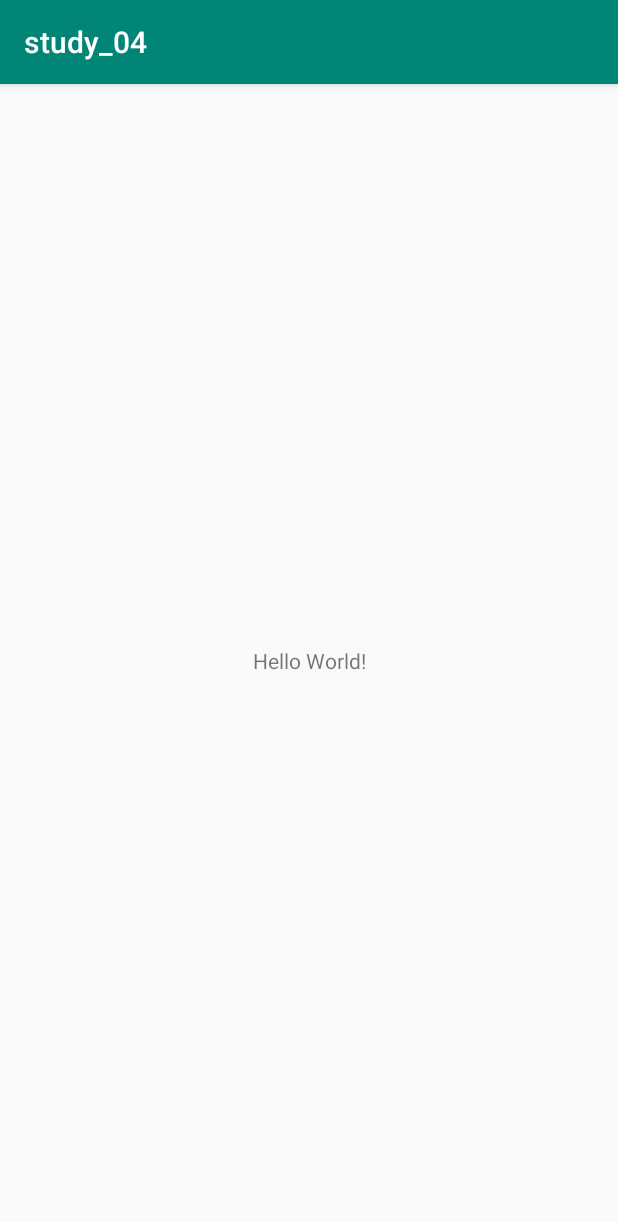
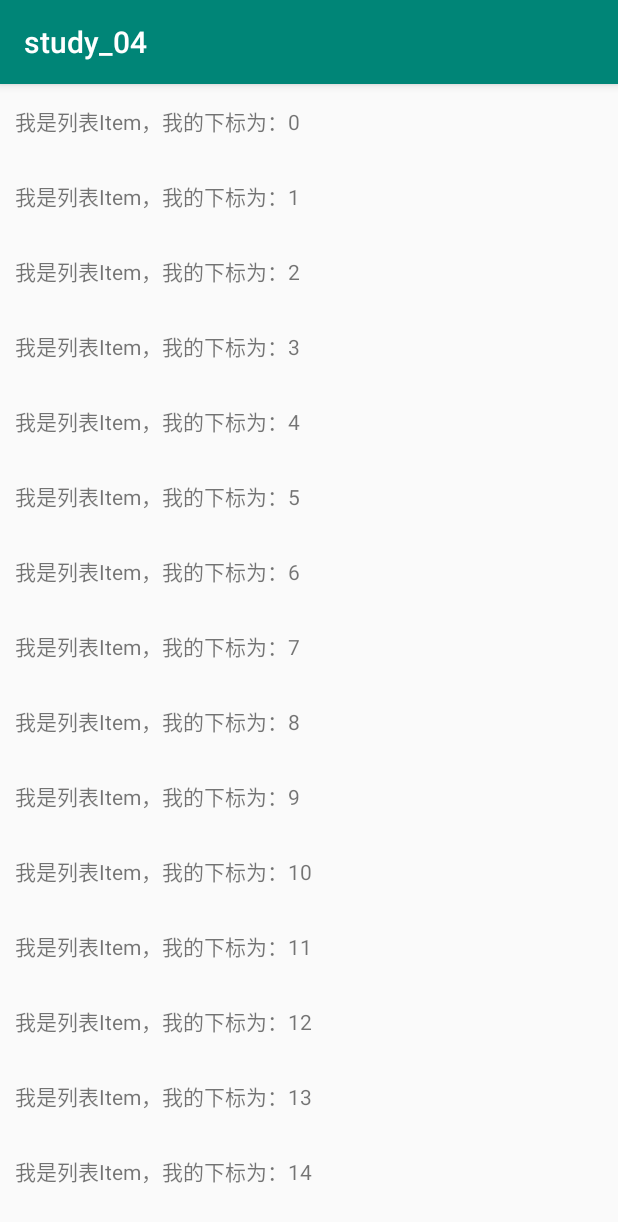
Before and after one commit to yagao777/study_01, an Android app: the screen it shows after launch (MainActivity), on a phone screen of 412 x 824 dp. Shown: the top 1222 px of the screen. Run offline under Robolectric (Android 15) with nearby library versions, the phone set to English and light mode, and no system bars.

Commit message:
新建一个项目后, 引入RecyclerView的依赖; 创建一个列表Item,使其有滑动效果；

```diff
--- a/study_04/build.gradle
+++ b/study_04/build.gradle
@@ -33,4 +33,6 @@ dependencies {
     testImplementation 'junit:junit:4.12'
     androidTestImplementation 'androidx.test:runner:1.2.0'
     androidTestImplementation 'androidx.test.espresso:espresso-core:3.2.0'
+    implementation 'androidx.recyclerview:recyclerview:1.0.0'
+
 }
--- a/study_04/src/main/AndroidManifest.xml
+++ b/study_04/src/main/AndroidManifest.xml
@@ -9,6 +9,7 @@
         android:roundIcon="@mipmap/ic_launcher_round"
         android:supportsRtl="true"
         android:theme="@style/AppTheme">
+        <activity android:name=".MyAdapter"></activity>
         <activity android:name=".MainActivity">
             <intent-filter>
                 <action android:name="android.intent.action.MAIN" />
--- a/study_04/src/main/java/com/example/study_04/MainActivity.java
+++ b/study_04/src/main/java/com/example/study_04/MainActivity.java
@@ -1,6 +1,8 @@
 package com.example.study_04;
 
 import androidx.appcompat.app.AppCompatActivity;
+import androidx.recyclerview.widget.LinearLayoutManager;
+import androidx.recyclerview.widget.RecyclerView;
 
 import android.os.Bundle;
 
@@ -10,5 +12,12 @@ public class MainActivity extends AppCompatActivity {
     protected void onCreate(Bundle savedInstanceState) {
         super.onCreate(savedInstanceState);
         setContentView(R.layout.activity_main);
+
+        RecyclerView recycler = findViewById(R.id.recycler);
+
+        recycler.setLayoutManager(new LinearLayoutManager(this,RecyclerView.VERTICAL,false));
+
+        recycler.setAdapter(new MyAdapter());
+
     }
 }
--- /dev/null
+++ b/study_04/src/main/java/com/example/study_04/MyAdapter.java
@@ -0,0 +1,49 @@
+package com.example.study_04;
+
+import android.view.LayoutInflater;
+import android.view.View;
+import android.view.ViewGroup;
+import android.widget.LinearLayout;
+import android.widget.TextView;
+
+import androidx.annotation.NonNull;
+import androidx.recyclerview.widget.RecyclerView;
+
+public class MyAdapter extends RecyclerView.Adapter<MyAdapter.MyViewHolder> {
+
+    @NonNull
+    @Override
+    public MyAdapter.MyViewHolder onCreateViewHolder(@NonNull ViewGroup parent, int viewType) {
+
+
+        LayoutInflater inflater = LayoutInflater.from(parent.getContext());
+
+        View view = inflater.inflate(R.layout.adapter_my, parent, false);
+        return new MyViewHolder(view);
+    }
+
+    @Override
+    public void onBindViewHolder(@NonNull MyAdapter.MyViewHolder holder, int position) {
+
+        TextView tv_item = holder.tv_item;
+
+        tv_item.setText("我是列表Item，我的下标为：" + position);
+
+    }
+
+    @Override
+    public int getItemCount() {
+        return 100;
+    }
+
+    class MyViewHolder extends RecyclerView.ViewHolder {
+        private final TextView tv_item;
+
+        public MyViewHolder(@NonNull View itemView) {
+            super(itemView);
+
+            tv_item = itemView.findViewById(R.id.tv_item);
+        }
+    }
+
+}
--- a/study_04/src/main/res/layout/activity_main.xml
+++ b/study_04/src/main/res/layout/activity_main.xml
@@ -1,18 +1,6 @@
 <?xml version="1.0" encoding="utf-8"?>
-<androidx.constraintlayout.widget.ConstraintLayout xmlns:android="http://schemas.android.com/apk/res/android"
-    xmlns:app="http://schemas.android.com/apk/res-auto"
-    xmlns:tools="http://schemas.android.com/tools"
+<androidx.recyclerview.widget.RecyclerView xmlns:android="http://schemas.android.com/apk/res/android"
+    android:id="@+id/recycler"
     android:layout_width="match_parent"
     android:layout_height="match_parent"
-    tools:context=".MainActivity">
-
-    <TextView
-        android:layout_width="wrap_content"
-        android:layout_height="wrap_content"
-        android:text="Hello World!"
-        app:layout_constraintBottom_toBottomOf="parent"
-        app:layout_constraintLeft_toLeftOf="parent"
-        app:layout_constraintRight_toRightOf="parent"
-        app:layout_constraintTop_toTopOf="parent" />
-
-</androidx.constraintlayout.widget.ConstraintLayout>
+    android:scrollbars="none" />
--- /dev/null
+++ b/study_04/src/main/res/layout/adapter_my.xml
@@ -0,0 +1,14 @@
+<?xml version="1.0" encoding="utf-8"?>
+<LinearLayout xmlns:android="http://schemas.android.com/apk/res/android"
+    android:layout_width="match_parent"
+    android:layout_height="50dp"
+    android:gravity="center_vertical"
+    android:orientation="horizontal"
+    android:paddingLeft="10dp">
+
+    <TextView
+        android:id="@+id/tv_item"
+        android:layout_width="wrap_content"
+        android:layout_height="wrap_content" />
+
+</LinearLayout>
```
